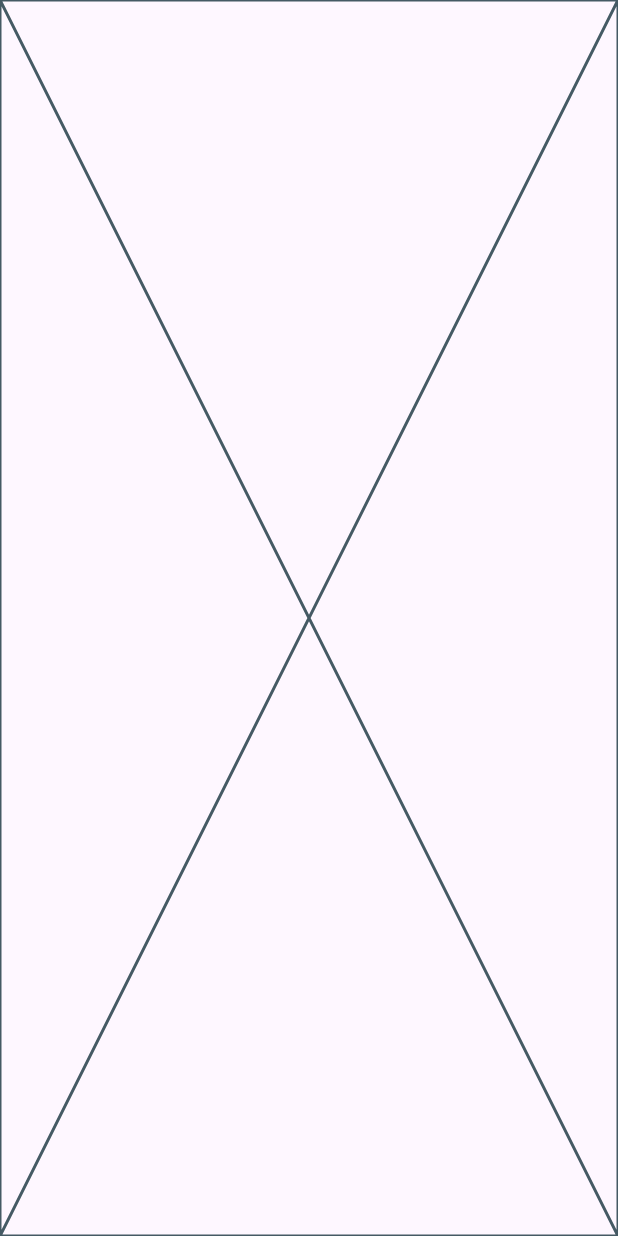
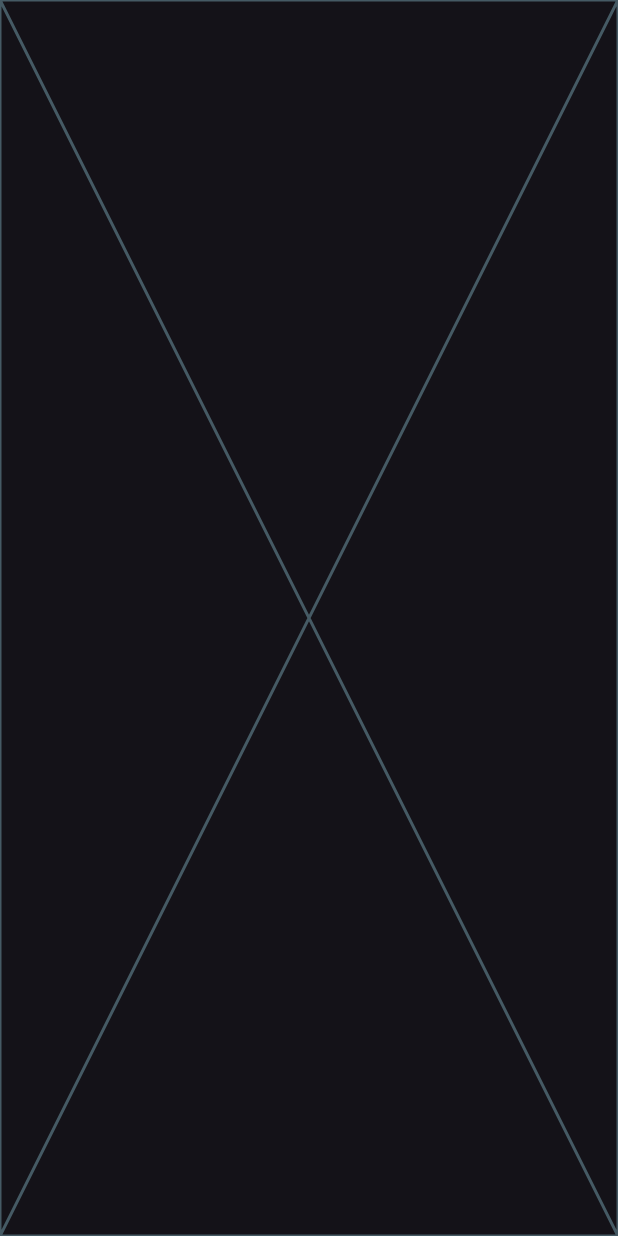
Before and after one commit to MalakTabinaosman/notes_app, a Flutter app: the screen it shows after launch, on a phone screen of 412 x 824 dp. Run offline on Flutter 3.47's test engine with Material 3 defaults, Android fonts, the phone set to English and light mode, and no system bars.

Commit message:
change app theme

```diff
--- a/lib/main.dart
+++ b/lib/main.dart
@@ -10,6 +10,9 @@ class NotesApp extends StatelessWidget {
 
   @override
   Widget build(BuildContext context) {
-    return MaterialApp(home: Scaffold(body: NotesView()));
+    return MaterialApp(
+      theme: ThemeData.dark(),
+      home: Scaffold(body: const NotesView()),
+    );
   }
 }
```
